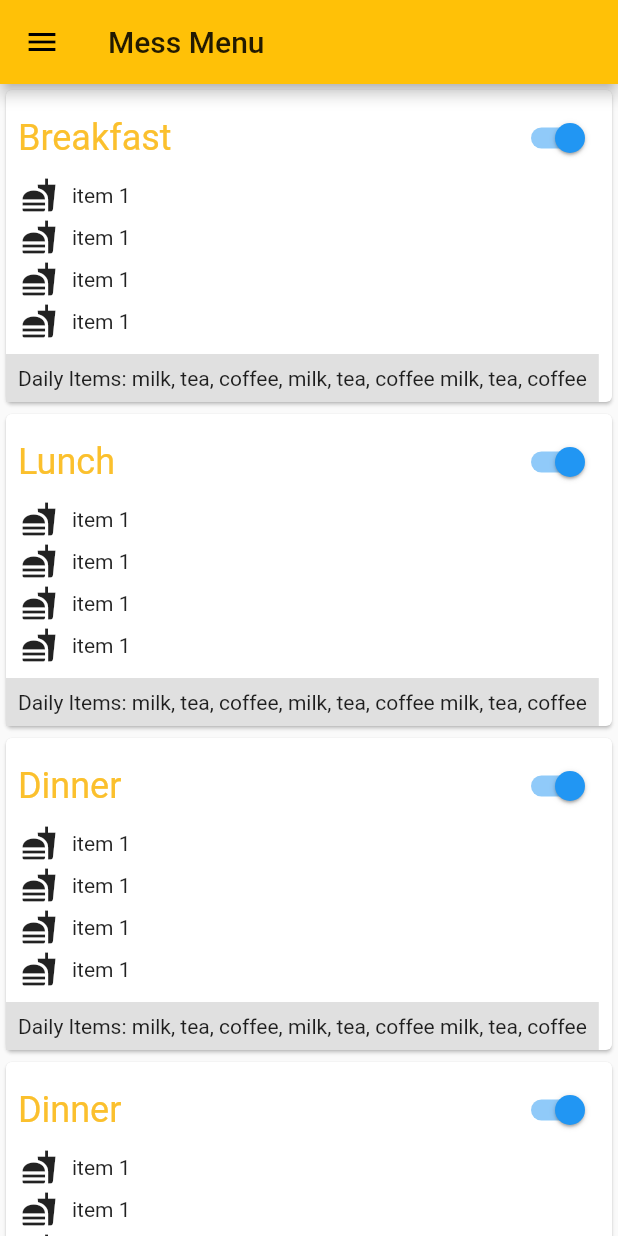
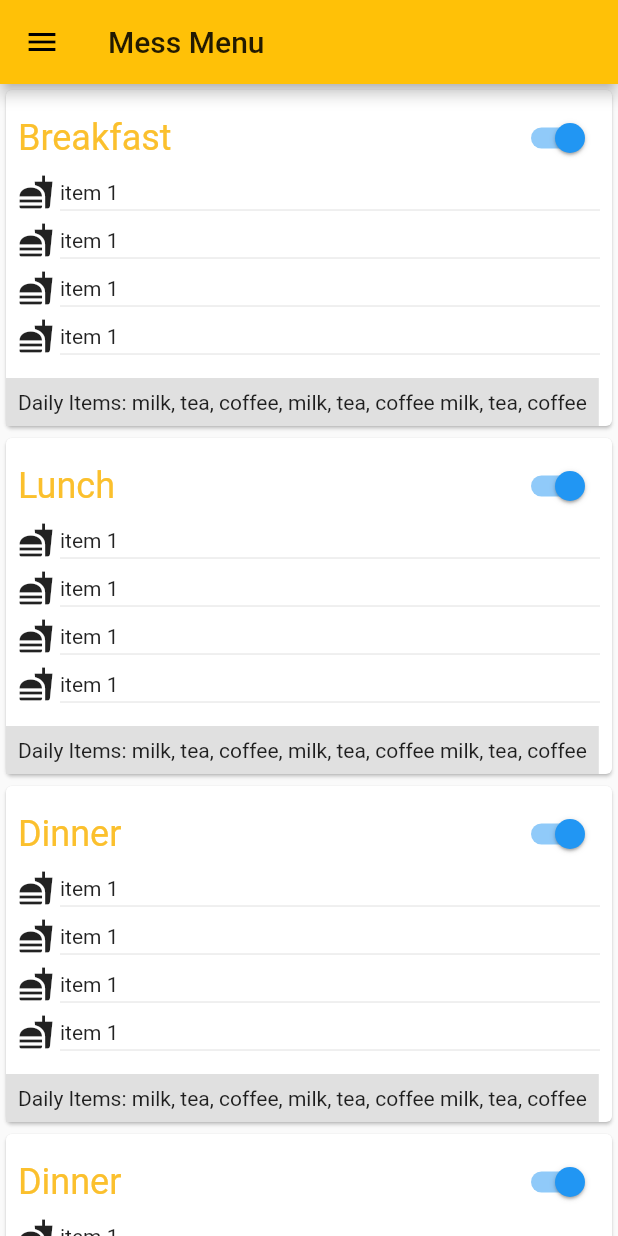
Before and after one commit to mdgspace/appetizer-flutter, a Flutter app: the Home screen opened directly, on a phone screen of 412 x 824 dp. Run offline on Flutter 3.47's test engine with Material 2 defaults, Android fonts, the phone set to English and light mode, and no system bars; our stand-ins replace flare_flutter.

Commit message:
ptch: adds Divider, fixes alignment

```diff
--- a/lib/Home.dart
+++ b/lib/Home.dart
@@ -203,6 +203,7 @@ class _MenuState extends State<Menu> {
   };
 
   final _testDailyItems = "milk, tea, coffee, milk, tea, coffee milk, tea, coffee";
+
   @override
   Widget build(BuildContext context) {
     return SingleChildScrollView(
@@ -216,7 +217,7 @@ class _MenuState extends State<Menu> {
           MenuCard('Dinner', _testMap,
               _testDailyItems),
           MenuCard('Dinner', _testMap,
-              "milk, tea, coffee, milk, tea, coffee milk, tea, coffee"),
+              _testDailyItems),
         ],
       ),
     );
@@ -226,7 +227,6 @@ class _MenuState extends State<Menu> {
 class MenuCard extends StatefulWidget {
   final String title;
   final Map<Icon, String> menuItems;
-  //final List<String> menuItems;
   final String dailyItems;
 
   bool enabled = true;
@@ -241,9 +241,6 @@ class MenuCard extends StatefulWidget {
 class _MenuCardState extends State<MenuCard> {
   List<Widget> _itemWidgetList() {
     List<Widget> list = [];
-    /*widget.menuItems.forEach((item) {
-      list.add(_menuListItem(item, Icon(Icons.)));
-    });*/
     widget.menuItems.forEach((icon, string){
       list.add(_menuListItem(string, icon));
     });
@@ -296,16 +293,25 @@ class _MenuCardState extends State<MenuCard> {
 
   Widget _menuListItem(String itemName, Icon foodIcon) {
     return Row(
+      crossAxisAlignment: CrossAxisAlignment.center,
       children: <Widget>[
-        Padding(
-          padding: const EdgeInsets.fromLTRB(2.0, 2.0, 8.0, 2.0),
-          child: foodIcon,
-        ),
-        Padding(
-          padding: const EdgeInsets.all(2.0),
+        Container(
+          padding: EdgeInsets.only(right: 4.0),
           child: Column(
             children: <Widget>[
+              foodIcon,
+              SizedBox(height: 8.0,)
+            ],
+          ),
+        ),
+        Expanded(
+          child: Column(
+            mainAxisAlignment: MainAxisAlignment.center,
+            mainAxisSize: MainAxisSize.min,
+            crossAxisAlignment: CrossAxisAlignment.start,
+            children: <Widget>[
               Text(itemName),
+              Divider(height: 8.0,),
             ],
           ),
         ),
```
